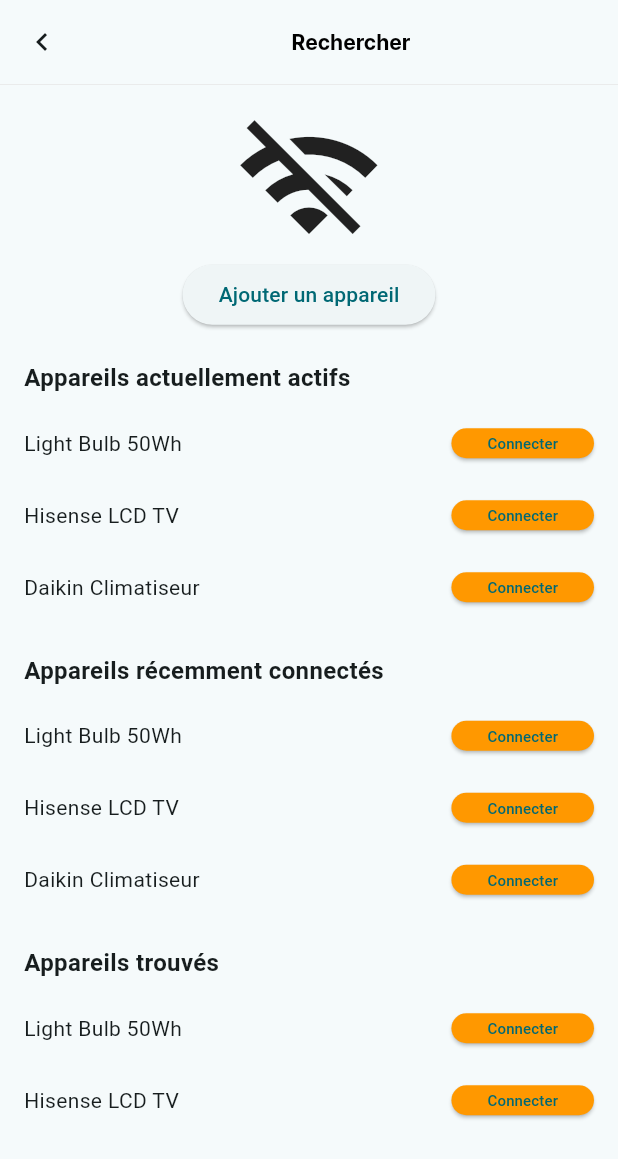
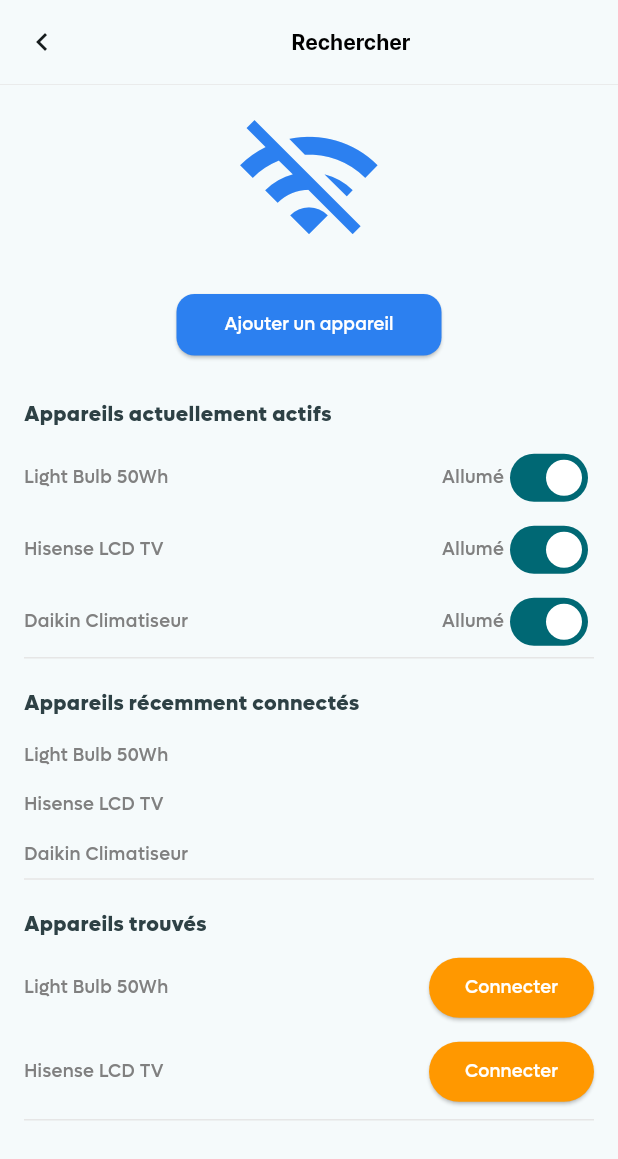
Before and after one commit to arthurKemdjo/ecowatt, a Flutter app: the SearchScreen screen opened directly, on a phone screen of 412 x 824 dp. Shown: the top 1159 px of the screen. Run offline on Flutter 3.47's test engine with Material 3 defaults, Android fonts, the light colour scheme and no system bars; our stand-ins replace dotted_border, flutter_svg, syncfusion_flutter_gauges.

Commit message:
Search done

```diff
--- a/lib/pages/search_page.dart
+++ b/lib/pages/search_page.dart
@@ -1,5 +1,6 @@
 import 'package:ecowatt/pages/home_page.dart';
 import 'package:flutter/material.dart';
+
 class SearchScreen extends StatefulWidget {
   const SearchScreen({super.key});
 
@@ -8,6 +9,12 @@ class SearchScreen extends StatefulWidget {
 }
 
 class _SearchScreenState extends State<SearchScreen> {
+  bool isDeviceOn = true;
+  Map<String, bool> deviceStates = {
+    'Light Bulb 50Wh': true,
+    'Hisense LCD TV': true,
+    'Daikin Climatiseur': true,
+  };
   @override
   Widget build(BuildContext context) {
     return Scaffold(
@@ -41,48 +48,171 @@ class _SearchScreenState extends State<SearchScreen> {
           ),
         ),
       ),
-
       body: SingleChildScrollView(
+        child: Padding(
           padding: const EdgeInsets.all(16.0),
           child: Column(
             children: [
               Center(
                 child: Column(
                   children: [
-                  Icon(Icons.wifi_off, size: 100),
+                    Icon(Icons.wifi_off, size: 100, color: Color(0XFF2C80F0)),
+                    SizedBox(height: 20),
                     ElevatedButton(
                       onPressed: () {},
-                    child: Text('Ajouter un appareil'),
+                      style: ElevatedButton.styleFrom(
+                        backgroundColor: Color(0XFF2C80F0),
+                        padding:
+                            EdgeInsets.symmetric(horizontal: 32, vertical: 12),
+                        shape: RoundedRectangleBorder(
+                          borderRadius: BorderRadius.circular(12),
+                        ),
+                      ),
+                      child: Text(
+                        'Ajouter un appareil',
+                        style: TextStyle(
+                          fontSize: 12,
+                          color: Colors.white,
+                          fontFamily: 'Lufga',
+                          fontWeight: FontWeight.w500,
+                        ),
+                      ),
                     ),
                   ],
                 ),
               ),
-            SizedBox(height: 20),
-            _buildDeviceSection('Appareils actuellement actifs',
-                ['Light Bulb 50Wh', 'Hisense LCD TV', 'Daikin Climatiseur']),
-            SizedBox(height: 20),
-            _buildDeviceSection('Appareils récemment connectés',
-                ['Light Bulb 50Wh', 'Hisense LCD TV', 'Daikin Climatiseur']),
+              SizedBox(height: 26),
+              _buildDeviceSection(
+                  'Appareils actuellement actifs',
+                  ['Light Bulb 50Wh', 'Hisense LCD TV', 'Daikin Climatiseur'],
+                  true),
+              Divider(
+                color: Color(0xFFE6E6E6),
+                height: 0.5,
+              ),
               SizedBox(height: 20),
               _buildDeviceSection(
+                  'Appareils récemment connectés',
+                  ['Light Bulb 50Wh', 'Hisense LCD TV', 'Daikin Climatiseur'],
+                  false),
+              Divider(
+                color: Color(0xFFE6E6E6),
+                height: 0.5,
+              ),
+              SizedBox(height: 20),
+              _buildFoundDeviceSection(
                   'Appareils trouvés', ['Light Bulb 50Wh', 'Hisense LCD TV']),
+              Divider(
+                color: Color(0xFFE6E6E6),
+                height: 0.5,
+              ),
             ],
+          ),
         ),
       ),
     );
   }
 
-  Widget _buildDeviceSection(String title, List<String> devices) {
+  Widget _buildDeviceSection(
+      String title, List<String> devices, bool withSwitch) {
     return Column(
       crossAxisAlignment: CrossAxisAlignment.start,
       children: [
         Text(
           title,
-          style: TextStyle(fontWeight: FontWeight.bold, fontSize: 16),
+          style: TextStyle(
+            fontSize: 14,
+            color: Color(0XFF2E4145),
+            fontFamily: 'Lufga',
+            fontWeight: FontWeight.w800,
+          ),
         ),
         SizedBox(height: 8),
-        ...devices.map((device) => _buildDeviceRow(device)).toList(),
+        ...devices
+            .map((device) => withSwitch
+                ? _buildActiveDeviceRow(device)
+                : _buildRecentDeviceItem(device))
+            .toList(),
       ],
+    );
+  }
+
+  Widget _buildFoundDeviceSection(String title, List<String> devices) {
+    return Column(
+      crossAxisAlignment: CrossAxisAlignment.start,
+      children: [
+        Text(
+          title,
+          style: TextStyle(
+            fontSize: 14,
+            color: Color(0XFF2E4145),
+            fontFamily: 'Lufga',
+            fontWeight: FontWeight.w800,
+          ),
+        ),
+        SizedBox(height: 8),
+        ...devices
+            .map((device) => Column(
+                  children: [
+                    _buildDeviceRow(device),
+                    SizedBox(height: 8), // Ajoute un espace entre les appareils
+                  ],
+                ))
+            .toList(),
+      ],
+    );
+  }
+
+  Widget _buildActiveDeviceRow(String deviceName) {
+    return Row(
+      mainAxisAlignment: MainAxisAlignment.spaceBetween,
+      children: [
+        Text(
+          deviceName,
+          style: TextStyle(
+            fontSize: 12,
+            color: Color(0XFF808080),
+            fontFamily: 'Lufga',
+          ),
+        ),
+        Row(
+          children: [
+            Text(
+              deviceStates[deviceName] ?? false ? 'Allumé' : 'Éteint',
+              style: TextStyle(
+                fontSize: 12,
+                color: Color(0XFF808080),
+                fontFamily: 'Lufga',
+              ),
+            ),
+            Switch(
+              value: deviceStates[deviceName] ?? false,
+              onChanged: (bool value) {
+                setState(() {
+                  deviceStates[deviceName] = value;
+                });
+              },
+            ),
+          ],
+        ),
+      ],
+    );
+  }
+
+  Widget _buildRecentDeviceItem(String deviceName) {
+    return Padding(
+      padding: const EdgeInsets.symmetric(vertical: 8.0),
+      child: Align(
+        alignment: Alignment.centerLeft,
+        child: Text(
+          deviceName,
+          style: TextStyle(
+            fontSize: 12,
+            color: Color(0XFF808080),
+            fontFamily: 'Lufga',
+          ),
+        ),
+      ),
     );
   }
 
@@ -90,21 +220,27 @@ class _SearchScreenState extends State<SearchScreen> {
     return Row(
       mainAxisAlignment: MainAxisAlignment.spaceBetween,
       children: [
-        Text(deviceName),
-        Row(
-          children: [
+        Text(
+          deviceName,
+          style: TextStyle(
+            fontSize: 12,
+            color: Color(0XFF808080),
+            fontFamily: 'Lufga',
+          ),
+        ),
         ElevatedButton(
           onPressed: () {},
+          style: ElevatedButton.styleFrom(
+            backgroundColor: Colors.orange,
+          ),
           child: Text(
             'Connecter',
-                style: TextStyle(fontSize: 10), // Taille du texte
-              ),
-              style: ElevatedButton.styleFrom(
-                backgroundColor: Colors.orange,
-                minimumSize: Size(10, 20), // Largeur et hauteur du bouton
+            style: TextStyle(
+              fontSize: 12,
+              color: Colors.white,
+              fontFamily: 'Lufga',
             ),
           ),
-          ],
         ),
       ],
     );
```
Lines whose indentation alone changed are shown as unchanged.
